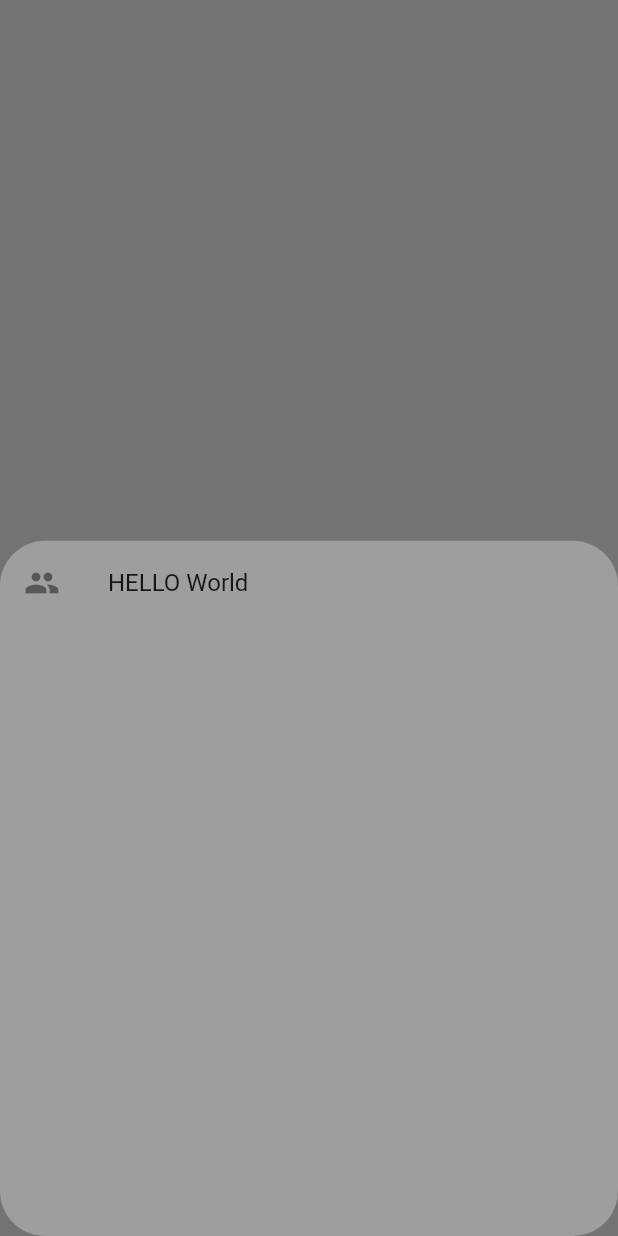
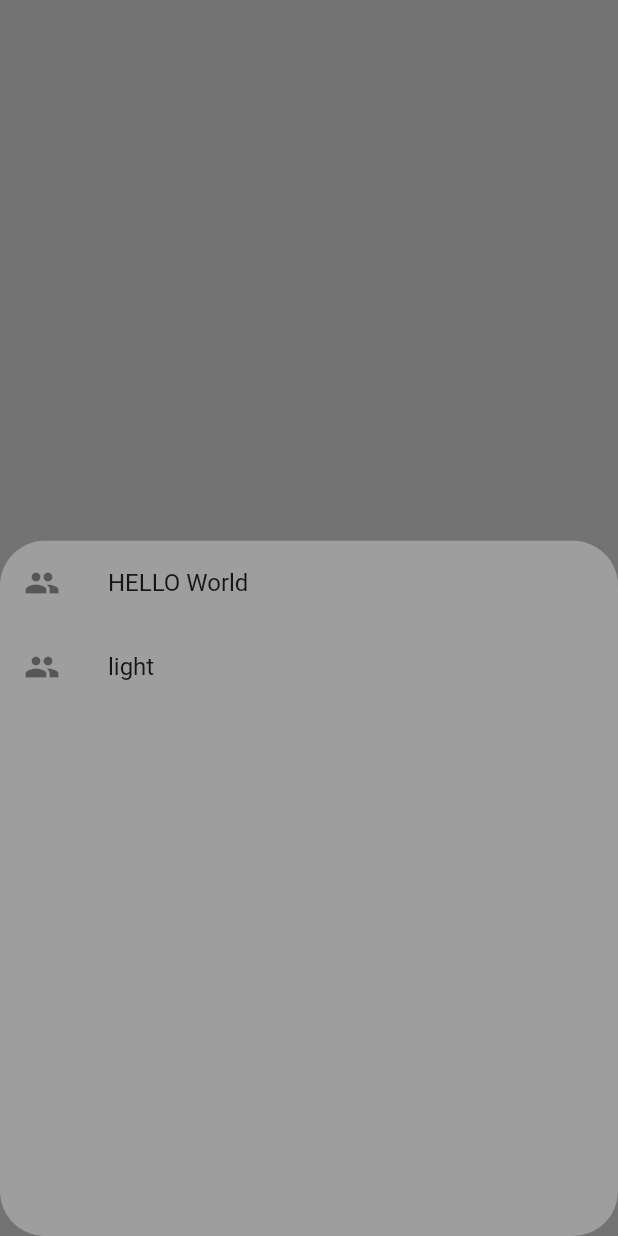
Before and after one commit to AzZaya0/getX_practice, a Flutter app: the Screen1 screen opened directly, after a tap on "show bottom sheet", on a phone screen of 412 x 824 dp. Run offline on Flutter 3.47's test engine with Material 2 defaults, Android fonts, the light colour scheme and no system bars; our stand-ins replace get.

Commit message:
theme changes

```diff
--- a/lib/main.dart
+++ b/lib/main.dart
@@ -14,6 +14,7 @@ class MyApp extends StatelessWidget {
   Widget build(BuildContext context) {
     return GetMaterialApp(
       home: HomePage(),
+      themeMode: ThemeMode.system,
     );
   }
 }
--- a/lib/screen1.dart
+++ b/lib/screen1.dart
@@ -3,9 +3,14 @@
 import 'package:flutter/material.dart';
 import 'package:get/get.dart';
 
-class Screen1 extends StatelessWidget {
+class Screen1 extends StatefulWidget {
   const Screen1({super.key});
 
+  @override
+  State<Screen1> createState() => _Screen1State();
+}
+
+class _Screen1State extends State<Screen1> {
   @override
   Widget build(BuildContext context) {
     return Scaffold(
@@ -25,8 +30,22 @@ class Screen1 extends StatelessWidget {
                       borderRadius: BorderRadius.circular(30)),
                   child: Column(children: [
                     ListTile(
+                      onTap: () {
+                        print('darkmode');
+                        Get.changeTheme(
+                            ThemeData.dark()); //idk y but its not working
+                      },
                       leading: Icon(Icons.people),
                       title: Text('HELLO World'),
+                    ),
+                    ListTile(
+                      onTap: () {
+                        print('light');
+                        Get.changeTheme(ThemeData.light());
+                        setState(() {});
+                      },
+                      leading: Icon(Icons.people),
+                      title: Text('light'),
                     ),
                   ]),
                 ));
```
